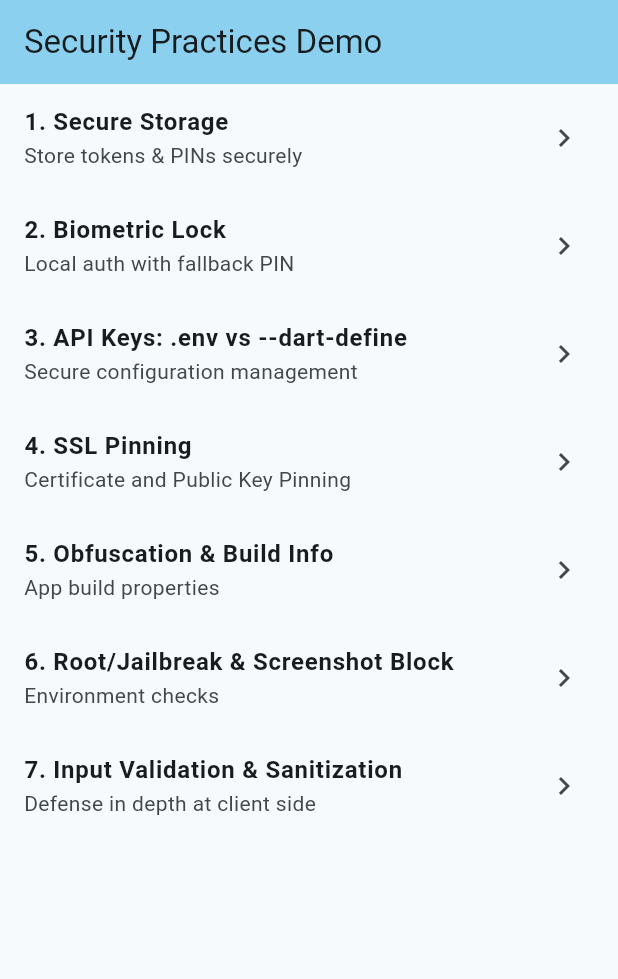
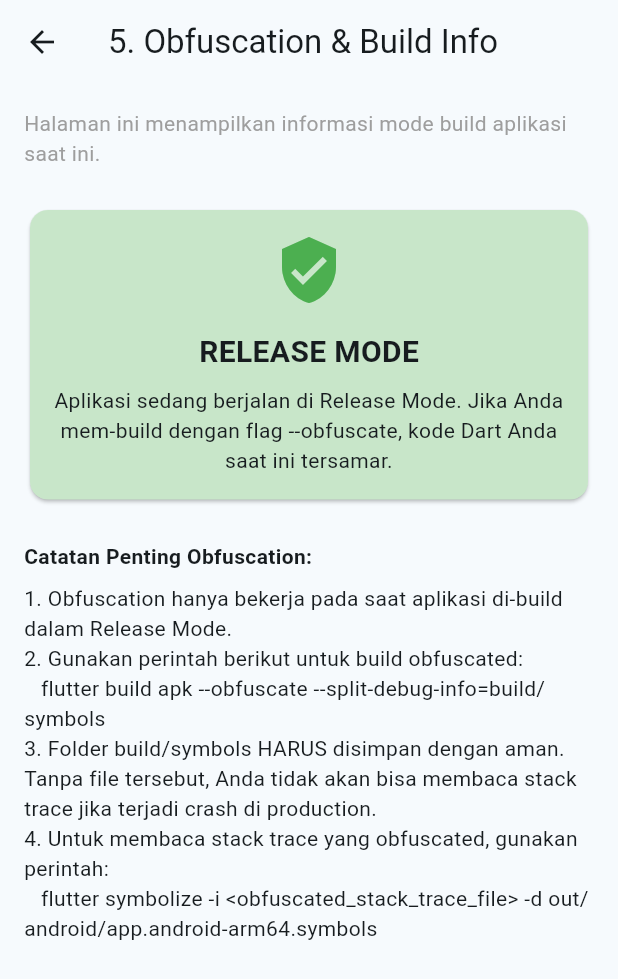
Before and after one commit to WagyuuA5/Flutter_Security_Practices, a Flutter app: the screen it shows after launch, after a tap on "5. Obfuscation & Build Info", on a phone screen of 412 x 824 dp. Shown: the top 979 px of the screen. Run offline on Flutter 3.47's test engine with Material 3 defaults, Android fonts, the phone set to English and light mode, and no system bars; our stand-ins replace dio, flutter_dotenv, flutter_secure_storage, local_auth.

Commit message:
feat: add obfuscation build script and build info screen

```diff
--- /dev/null
+++ b/lib/features/build_info/presentation/build_info_screen.dart
@@ -0,0 +1,75 @@
+import 'package:flutter/foundation.dart';
+import 'package:flutter/material.dart';
+
+class BuildInfoScreen extends StatelessWidget {
+  const BuildInfoScreen({super.key});
+
+  @override
+  Widget build(BuildContext context) {
+    return Scaffold(
+      appBar: AppBar(title: const Text('5. Obfuscation & Build Info')),
+      body: Padding(
+        padding: const EdgeInsets.all(16.0),
+        child: Column(
+          crossAxisAlignment: CrossAxisAlignment.stretch,
+          children: [
+            const Text(
+              'Halaman ini menampilkan informasi mode build aplikasi saat ini.',
+              style: TextStyle(color: Colors.grey),
+            ),
+            const SizedBox(height: 24),
+            _buildInfoCard(),
+            const SizedBox(height: 24),
+            const Text(
+              'Catatan Penting Obfuscation:',
+              style: TextStyle(fontWeight: FontWeight.bold),
+            ),
+            const SizedBox(height: 8),
+            const Text(
+              '1. Obfuscation hanya bekerja pada saat aplikasi di-build dalam Release Mode.\n'
+              '2. Gunakan perintah berikut untuk build obfuscated:\n'
+              '   flutter build apk --obfuscate --split-debug-info=build/symbols\n'
+              '3. Folder build/symbols HARUS disimpan dengan aman. Tanpa file tersebut, Anda tidak akan bisa membaca stack trace jika terjadi crash di production.\n'
+              '4. Untuk membaca stack trace yang obfuscated, gunakan perintah:\n'
+              '   flutter symbolize -i <obfuscated_stack_trace_file> -d out/android/app.android-arm64.symbols',
+              style: TextStyle(fontSize: 14),
+            ),
+          ],
+        ),
+      ),
+    );
+  }
+
+  Widget _buildInfoCard() {
+    return Card(
+      color: kReleaseMode ? Colors.green.shade100 : Colors.orange.shade100,
+      child: Padding(
+        padding: const EdgeInsets.all(16.0),
+        child: Column(
+          children: [
+            Icon(
+              kReleaseMode ? Icons.verified_user : Icons.warning_amber_rounded,
+              size: 48,
+              color: kReleaseMode ? Colors.green : Colors.orange,
+            ),
+            const SizedBox(height: 16),
+            Text(
+              kReleaseMode ? 'RELEASE MODE' : 'DEBUG / PROFILE MODE',
+              style: const TextStyle(
+                fontSize: 20,
+                fontWeight: FontWeight.bold,
+              ),
+            ),
+            const SizedBox(height: 8),
+            Text(
+              kReleaseMode
+                  ? 'Aplikasi sedang berjalan di Release Mode. Jika Anda mem-build dengan flag --obfuscate, kode Dart Anda saat ini tersamar.'
+                  : 'Aplikasi TIDAK berjalan di Release Mode. Obfuscation tidak aktif di mode ini.',
+              textAlign: TextAlign.center,
+            ),
+          ],
+        ),
+      ),
+    );
+  }
+}
--- a/lib/main.dart
+++ b/lib/main.dart
@@ -1,3 +1,4 @@
+import 'package:flutter_security_practices/features/build_info/presentation/build_info_screen.dart';
 import 'package:flutter_security_practices/features/ssl_pinning/presentation/ssl_pinning_screen.dart';
 import 'package:flutter_security_practices/features/api_keys/presentation/api_keys_screen.dart';
 import 'package:flutter_dotenv/flutter_dotenv.dart';
@@ -76,7 +77,7 @@ class HomeScreen extends StatelessWidget {
             title: '5. Obfuscation & Build Info',
             subtitle: 'App build properties',
             onTap: () {
-              // TODO: Navigate to Obfuscation Demo
+              Navigator.push(context, MaterialPageRoute(builder: (context) => const BuildInfoScreen()));
             },
           ),
           _buildMenuTile(
```
Also changed, not shown: 2 other files.
